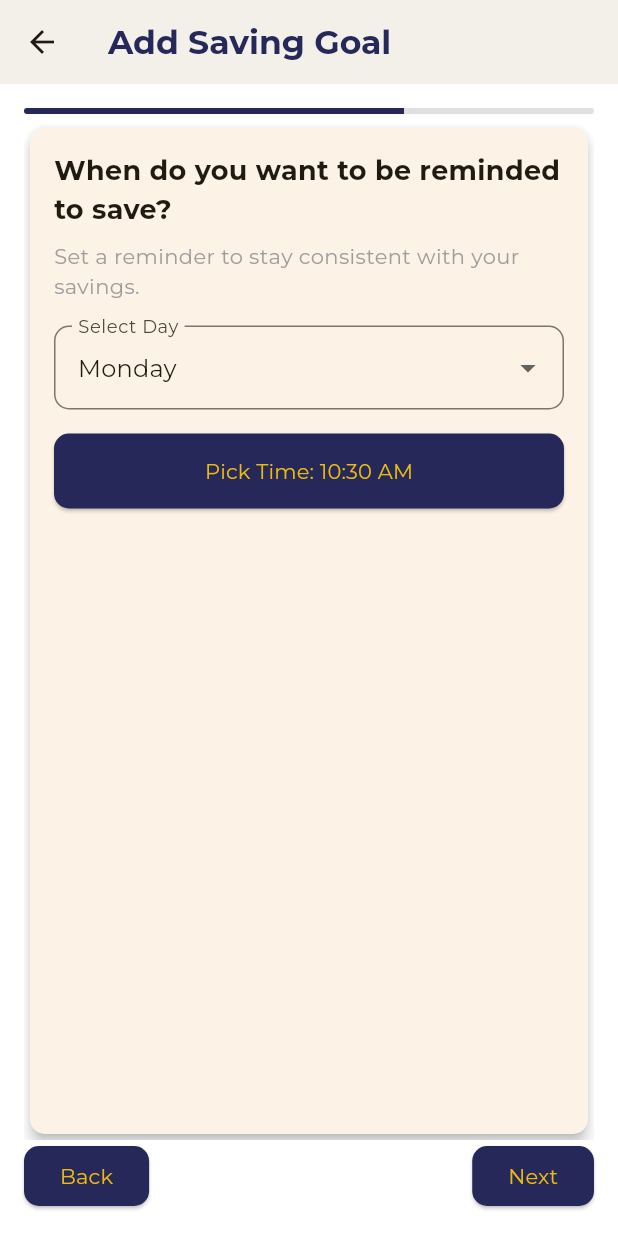
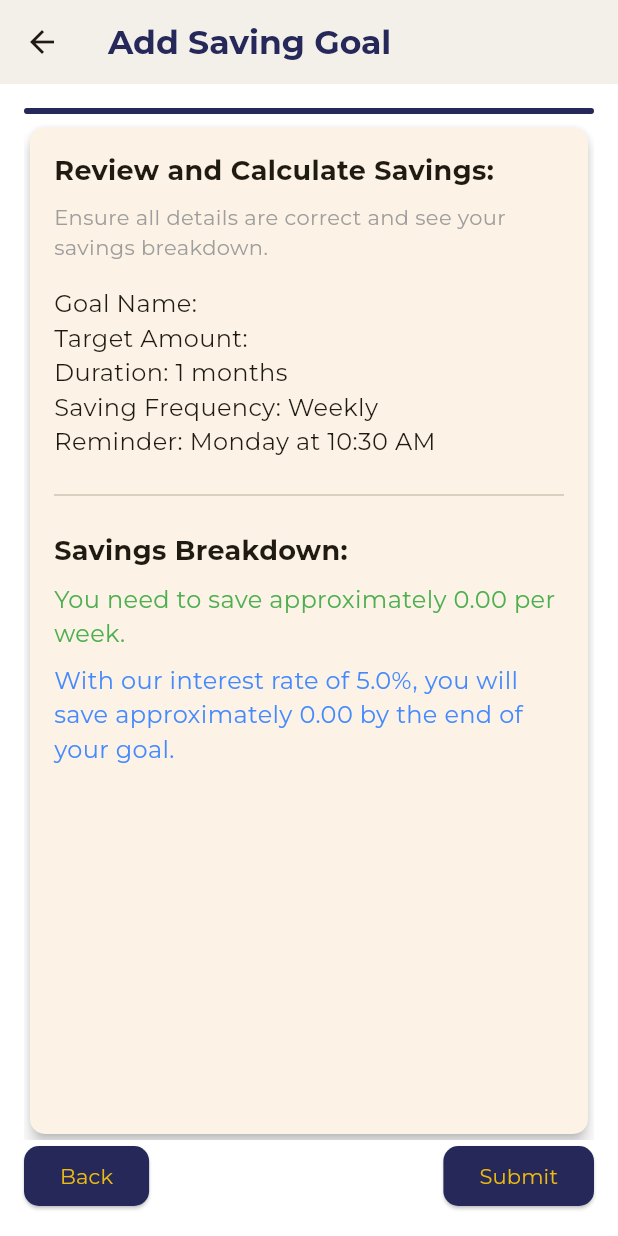
Before and after one commit to CyanaseInc/flutterAPP, a Flutter app: the AddGoalScreen screen opened directly, swiped to page 4, on a phone screen of 412 x 824 dp. Run offline on Flutter 3.47's test engine with Material 3 defaults, Android fonts, the light colour scheme and no system bars; our stand-ins replace audioplayers, awesome_notifications, country_picker, fl_chart, flutter_svg, image_cropper and 4 more; missing offline and left inert: record, sim_card_info; project files that could hold a hidden picture were left out.

Commit message:
goals-modified

```diff
--- a/lib/screens/home/goal/add_goal.dart
+++ b/lib/screens/home/goal/add_goal.dart
@@ -11,6 +11,7 @@ class _AddGoalScreenState extends State<AddGoalScreen> {
   String? savingFrequency = 'Weekly';
   TextEditingController goalNameController = TextEditingController();
   TextEditingController amountController = TextEditingController();
+  TextEditingController durationController = TextEditingController();
   TimeOfDay reminderTime = TimeOfDay.now();
   String selectedDay = 'Monday';
   double progress = 0.0;
@@ -49,7 +50,7 @@ class _AddGoalScreenState extends State<AddGoalScreen> {
                   controller: _pageController,
                   onPageChanged: (page) {
                     setState(() {
-                      progress = (page + 1) / 6; // 6 steps in total
+                      progress = (page + 1) / 4; // 5 steps in total
                     });
                   },
                   children: [
@@ -57,8 +58,6 @@ class _AddGoalScreenState extends State<AddGoalScreen> {
                     _buildStep2(),
                     _buildStep3(),
                     _buildStep4(),
-                    _buildStep5(),
-                    _buildStep6(),
                   ],
                 ),
               ),
@@ -97,7 +96,7 @@ class _AddGoalScreenState extends State<AddGoalScreen> {
                           curve: Curves.easeInOut,
                         );
                       } else {
-                        _submitGoal();
+                        _showConfirmationDialog();
                       }
                     },
                     child: Text(progress == 1 ? "Submit" : "Next"),
@@ -187,9 +186,11 @@ class _AddGoalScreenState extends State<AddGoalScreen> {
 
   Widget _buildStep2() {
     return _buildCard(
-      title: "Enter your goal name:",
-      subtitle: "Give your goal a name to keep track of it easily.",
-      child: TextField(
+      title: "Enter your goal details:",
+      subtitle: "Provide a name, target amount, and duration for your goal.",
+      child: Column(
+        children: [
+          TextField(
             controller: goalNameController,
             decoration: InputDecoration(
               hintText: "Goal Name",
@@ -204,39 +205,47 @@ class _AddGoalScreenState extends State<AddGoalScreen> {
               ),
             ),
           ),
+          SizedBox(height: 16),
+          TextField(
+            controller: amountController,
+            keyboardType: TextInputType.number,
+            decoration: InputDecoration(
+              hintText: "Target Amount",
+              border: UnderlineInputBorder(),
+              enabledBorder: UnderlineInputBorder(
+                borderSide: BorderSide(color: Colors.grey),
+              ),
+              focusedBorder: UnderlineInputBorder(
+                borderSide: BorderSide(color: primaryTwo),
+              ),
+            ),
+          ),
+          SizedBox(height: 16),
+          TextField(
+            controller: durationController,
+            keyboardType: TextInputType.number,
+            decoration: InputDecoration(
+              hintText: "Duration (in months)",
+              border: UnderlineInputBorder(),
+              enabledBorder: UnderlineInputBorder(
+                borderSide: BorderSide(color: Colors.grey),
+              ),
+              focusedBorder: UnderlineInputBorder(
+                borderSide: BorderSide(color: primaryTwo),
+              ),
+            ),
+          ),
+        ],
+      ),
     );
   }
 
   Widget _buildStep3() {
     return _buildCard(
-      title: "How much do you want to save?",
-      subtitle: "Set a target amount to achieve your goal.",
-      child: TextField(
-        controller: amountController,
-        keyboardType: TextInputType.number,
-        decoration: InputDecoration(
-          hintText: "Amount to Save",
-          border: UnderlineInputBorder(), // Adds a bottom border
-          enabledBorder: UnderlineInputBorder(
-            borderSide: BorderSide(
-                color: Colors.grey), // Bottom border color when not focused
-          ),
-          focusedBorder: UnderlineInputBorder(
-            borderSide: BorderSide(
-                color: primaryTwo), // Bottom border color when focused
-          ),
-        ),
-      ),
-    );
-  }
-
-  Widget _buildStep4() {
-    return _buildCard(
-      title: "When do you want to be reminded to save?",
-      subtitle: "Set a reminder to stay consistent with your savings.",
+      title: "Set a reminder to save:",
+      subtitle: "Choose a day and time to stay consistent with your savings.",
       child: Column(
         children: [
-          // Day Picker (Dropdown)
           DropdownButtonFormField<String>(
             value: selectedDay,
             onChanged: (String? newValue) {
@@ -267,7 +276,6 @@ class _AddGoalScreenState extends State<AddGoalScreen> {
           ),
           SizedBox(height: 16), // Add spacing between the two pickers
 
-          // Time Picker (Button)
           ElevatedButton(
             onPressed: () async {
               final TimeOfDay? time = await showTimePicker(
@@ -295,59 +303,100 @@ class _AddGoalScreenState extends State<AddGoalScreen> {
     );
   }
 
-  Widget _buildStep5() {
+  Widget _buildStep4() {
+    double targetAmount = double.tryParse(amountController.text) ?? 0.0;
+    int durationMonths = int.tryParse(durationController.text) ?? 1;
+    double weeklySavings = targetAmount / (durationMonths * 4.33);
+    double monthlySavings = targetAmount / durationMonths;
+    double interestRate = 0.05; // Example interest rate of 5%
+    double projectedSavings = targetAmount * (1 + interestRate);
+
     return _buildCard(
-      title: "Review your goal details:",
-      subtitle: "Confirm all the details before saving your goal.",
+      title: "Review and Calculate Savings:",
+      subtitle:
+          "Ensure all details are correct and see your savings breakdown.",
       child: Column(
         crossAxisAlignment: CrossAxisAlignment.start,
         children: [
           Text(
             "Goal Name: ${goalNameController.text}",
+            style: TextStyle(fontSize: 16),
           ),
           Text(
-            "Amount to Save: ${amountController.text}",
+            "Target Amount: ${amountController.text}",
+            style: TextStyle(fontSize: 16),
+          ),
+          Text(
+            "Duration: $durationMonths months",
+            style: TextStyle(fontSize: 16),
           ),
           Text(
             "Saving Frequency: $savingFrequency",
+            style: TextStyle(fontSize: 16),
           ),
           Text(
             "Reminder: $selectedDay at ${reminderTime.format(context)}",
+            style: TextStyle(fontSize: 16),
+          ),
+          SizedBox(height: 16),
+          Divider(),
+          SizedBox(height: 16),
+          Text(
+            "Savings Breakdown:",
+            style: TextStyle(fontWeight: FontWeight.bold, fontSize: 18),
+          ),
+          SizedBox(height: 8),
+          if (savingFrequency == 'Weekly')
+            Text(
+              "You need to save approximately ${weeklySavings.toStringAsFixed(2)} per week.",
+              style: TextStyle(fontSize: 16, color: Colors.green),
+            ),
+          if (savingFrequency == 'Monthly')
+            Text(
+              "You need to save approximately ${monthlySavings.toStringAsFixed(2)} per month.",
+              style: TextStyle(fontSize: 16, color: Colors.green),
+            ),
+          SizedBox(height: 8),
+          Text(
+            "With our interest rate of ${interestRate * 100}%, you will save approximately ${projectedSavings.toStringAsFixed(2)} by the end of your goal.",
+            style: TextStyle(fontSize: 16, color: Colors.blueAccent),
           ),
         ],
       ),
     );
   }
 
-  Widget _buildStep6() {
-    return _buildCard(
-      title: "Would you like to start depositing now?",
-      subtitle:
-          "You can choose a payment method to make your first deposit immediately.",
-      child: Column(
-        children: [
-          ElevatedButton(
+  void _showConfirmationDialog() {
+    showDialog(
+      context: context,
+      builder: (BuildContext context) {
+        return AlertDialog(
+          title: Text("Start Depositing Now?"),
+          content: Text("Do you want to start depositing now?"),
+          actions: [
+            TextButton(
               onPressed: () {
-              _showPaymentMethods();
+                Navigator.of(context).pop();
+                _submitGoal();
               },
-            style: ElevatedButton.styleFrom(
-              backgroundColor: Colors.green,
-              shape: RoundedRectangleBorder(
-                borderRadius: BorderRadius.circular(10),
+              child: Text("No"),
             ),
-            ),
-            child: Text(
-              "Deposit Now",
-            ),
+            TextButton(
+              onPressed: () {
+                Navigator.of(context).pop();
+                _submitGoal();
+                Navigator.of(context).pushNamed('/depositScreen');
+              },
+              child: Text("Yes"),
             ),
           ],
-      ),
+        );
+      },
     );
   }
 
   void _submitGoal() {
     // Implement the logic to submit the goal
-    // For example, save the goal details to a database or state management
     print("Goal Name: ${goalNameController.text}");
     print("Amount to Save: ${amountController.text}");
     print("Saving Frequency: $savingFrequency");
@@ -362,42 +411,4 @@ class _AddGoalScreenState extends State<AddGoalScreen> {
       ),
     );
   }
-
-  void _showPaymentMethods() {
-    // Implement the logic to show payment methods
-    // For example, show a dialog or navigate to a payment screen
-    showDialog(
-      context: context,
-      builder: (context) {
-        return AlertDialog(
-          title: Text(
-            "Choose Payment Method",
-          ),
-          content: Column(
-            mainAxisSize: MainAxisSize.min,
-            children: [
-              ListTile(
-                title: Text(
-                  "Credit Card",
-                ),
-                onTap: () {
-                  // Handle credit card payment
-                  Navigator.pop(context);
-                },
-              ),
-              ListTile(
-                title: Text(
-                  "PayPal",
-                ),
-                onTap: () {
-                  // Handle PayPal payment
-                  Navigator.pop(context);
-                },
-              ),
-            ],
-          ),
-        );
-      },
-    );
 }
-}
```
Also changed, not shown: lib/main.dart (+37 -1 lines), lib/screens/home/goal/goal_screen.dart (+68 -5 lines), 1 other file. Lines whose indentation alone changed are shown as unchanged.
